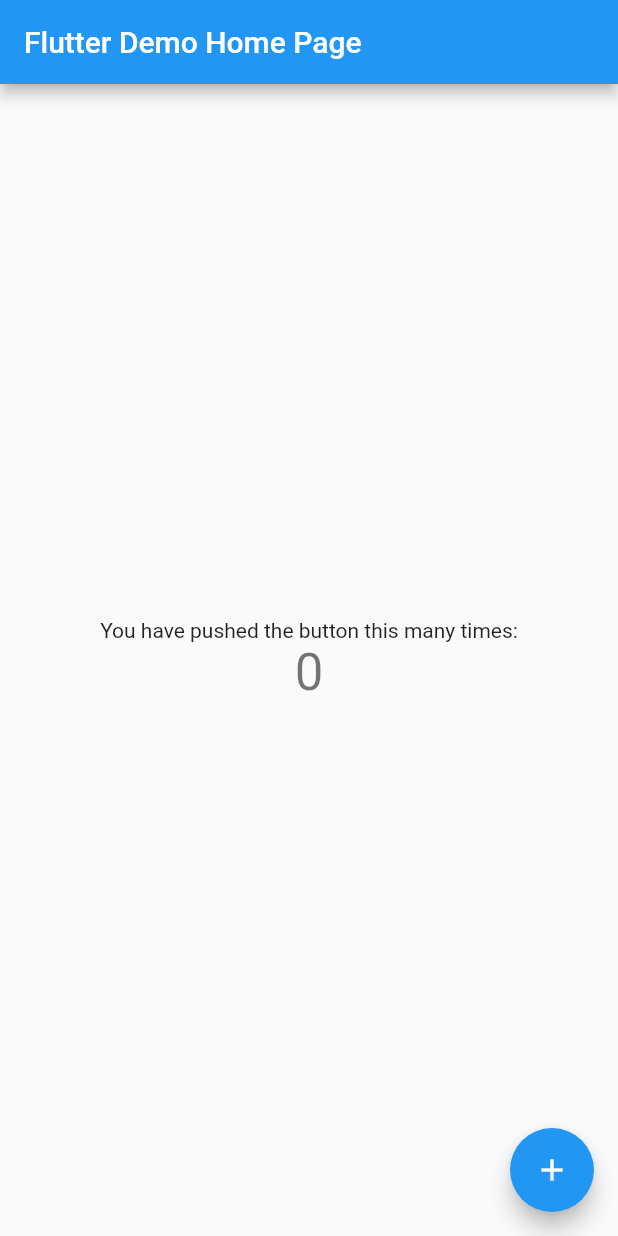
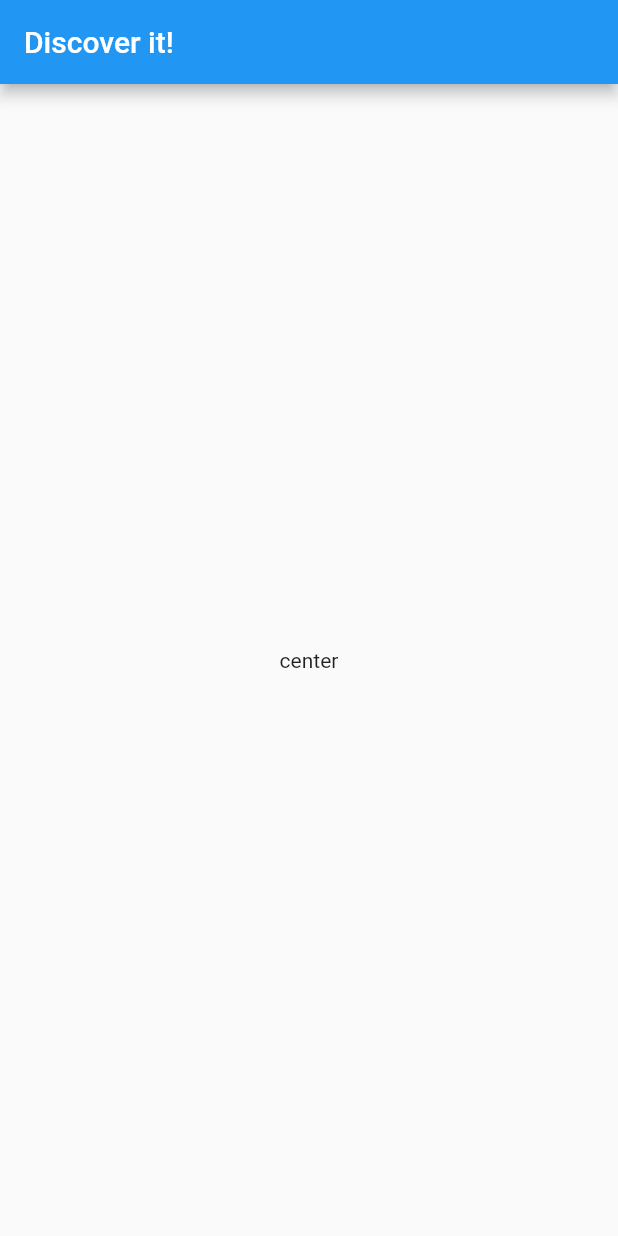
Before and after one commit to glebkarandin/discover_it, a Flutter app: the screen it shows after launch, on a phone screen of 412 x 824 dp. Run offline on Flutter 3.47's test engine with Material 2 defaults, Android fonts, the phone set to English and light mode, and no system bars.

Commit message:
Edit MainPage and install dependencies flutter bloc

```diff
--- a/lib/main.dart
+++ b/lib/main.dart
@@ -11,105 +11,27 @@
   @override
   Widget build(BuildContext context) {
     return MaterialApp(
-      title: 'Flutter Demo',
+      title: 'Discover it!',
       theme: ThemeData(
-        // This is the theme of your application.
-        //
-        // Try running your application with "flutter run". You'll see the
-        // application has a blue toolbar. Then, without quitting the app, try
-        // changing the primarySwatch below to Colors.green and then invoke
-        // "hot reload" (press "r" in the console where you ran "flutter run",
-        // or simply save your changes to "hot reload" in a Flutter IDE).
-        // Notice that the counter didn't reset back to zero; the application
-        // is not restarted.
         primarySwatch: Colors.blue,
       ),
-      home: const MyHomePage(title: 'Flutter Demo Home Page'),
+      home: Scaffold(
+        appBar: AppBar(
+          title: const Text('Discover it!'),
+        ),
+        body: const MainPage(),
+      )
     );
   }
 }
 
-class MyHomePage extends StatefulWidget {
-  const MyHomePage({Key? key, required this.title}) : super(key: key);
-
-  // This widget is the home page of your application. It is stateful, meaning
-  // that it has a State object (defined below) that contains fields that affect
-  // how it looks.
-
-  // This class is the configuration for the state. It holds the values (in this
-  // case the title) provided by the parent (in this case the App widget) and
-  // used by the build method of the State. Fields in a Widget subclass are
-  // always marked "final".
-
-  final String title;
-
-  @override
-  State<MyHomePage> createState() => _MyHomePageState();
-}
-
-class _MyHomePageState extends State<MyHomePage> {
-  int _counter = 0;
-
-  void _incrementCounter() {
-    setState(() {
-      // This call to setState tells the Flutter framework that something has
-      // changed in this State, which causes it to rerun the build method below
-      // so that the display can reflect the updated values. If we changed
-      // _counter without calling setState(), then the build method would not be
-      // called again, and so nothing would appear to happen.
-      _counter++;
-    });
-  }
+class MainPage extends StatelessWidget {
+  const MainPage({Key? key}) : super(key: key);
 
   @override
   Widget build(BuildContext context) {
-    // This method is rerun every time setState is called, for instance as done
-    // by the _incrementCounter method above.
-    //
-    // The Flutter framework has been optimized to make rerunning build methods
-    // fast, so that you can just rebuild anything that needs updating rather
-    // than having to individually change instances of widgets.
-    return Scaffold(
-      appBar: AppBar(
-        // Here we take the value from the MyHomePage object that was created by
-        // the App.build method, and use it to set our appbar title.
-        title: Text(widget.title),
-      ),
-      body: Center(
-        // Center is a layout widget. It takes a single child and positions it
-        // in the middle of the parent.
-        child: Column(
-          // Column is also a layout widget. It takes a list of children and
-          // arranges them vertically. By default, it sizes itself to fit its
-          // children horizontally, and tries to be as tall as its parent.
-          //
-          // Invoke "debug painting" (press "p" in the console, choose the
-          // "Toggle Debug Paint" action from the Flutter Inspector in Android
-          // Studio, or the "Toggle Debug Paint" command in Visual Studio Code)
-          // to see the wireframe for each widget.
-          //
-          // Column has various properties to control how it sizes itself and
-          // how it positions its children. Here we use mainAxisAlignment to
-          // center the children vertically; the main axis here is the vertical
-          // axis because Columns are vertical (the cross axis would be
-          // horizontal).
-          mainAxisAlignment: MainAxisAlignment.center,
-          children: <Widget>[
-            const Text(
-              'You have pushed the button this many times:',
-            ),
-            Text(
-              '$_counter',
-              style: Theme.of(context).textTheme.headline4,
-            ),
-          ],
-        ),
-      ),
-      floatingActionButton: FloatingActionButton(
-        onPressed: _incrementCounter,
-        tooltip: 'Increment',
-        child: const Icon(Icons.add),
-      ), // This trailing comma makes auto-formatting nicer for build methods.
+    return const Center(
+      child: Text('center'),
     );
   }
 }
--- a/pubspec.yaml
+++ b/pubspec.yaml
@@ -29,6 +29,7 @@
 dependencies:
   flutter:
     sdk: flutter
+  flutter_bloc: ^8.0.0
 
 
   # The following adds the Cupertino Icons font to your application.
```
Also changed, not shown: pubspec.lock.
